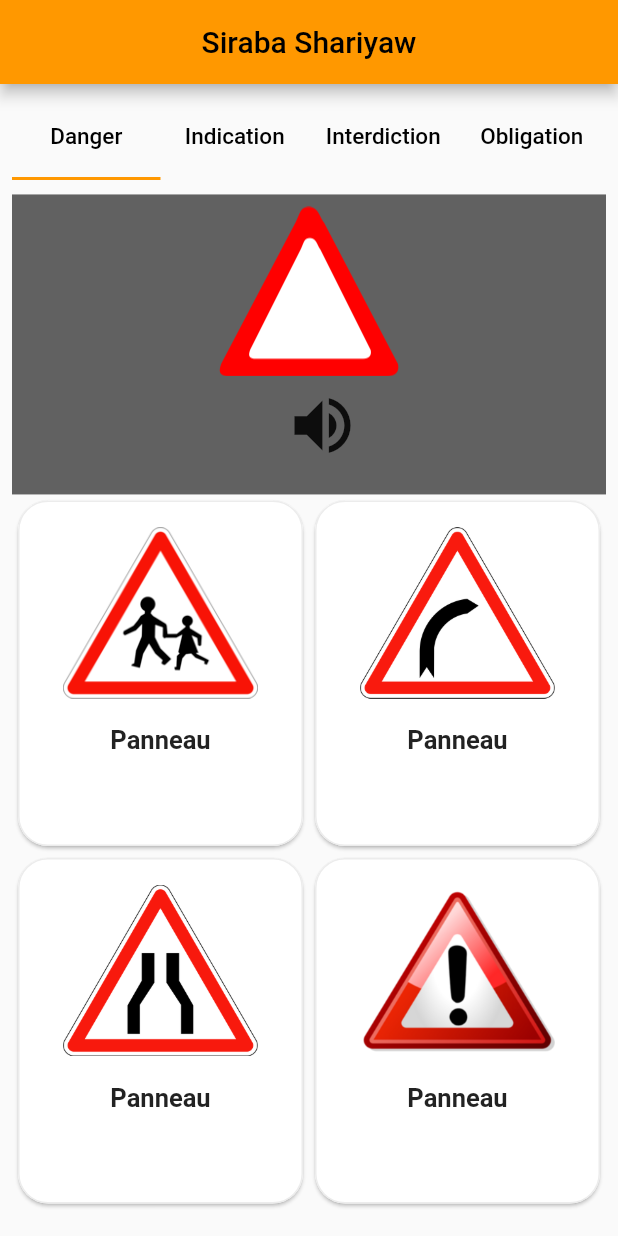
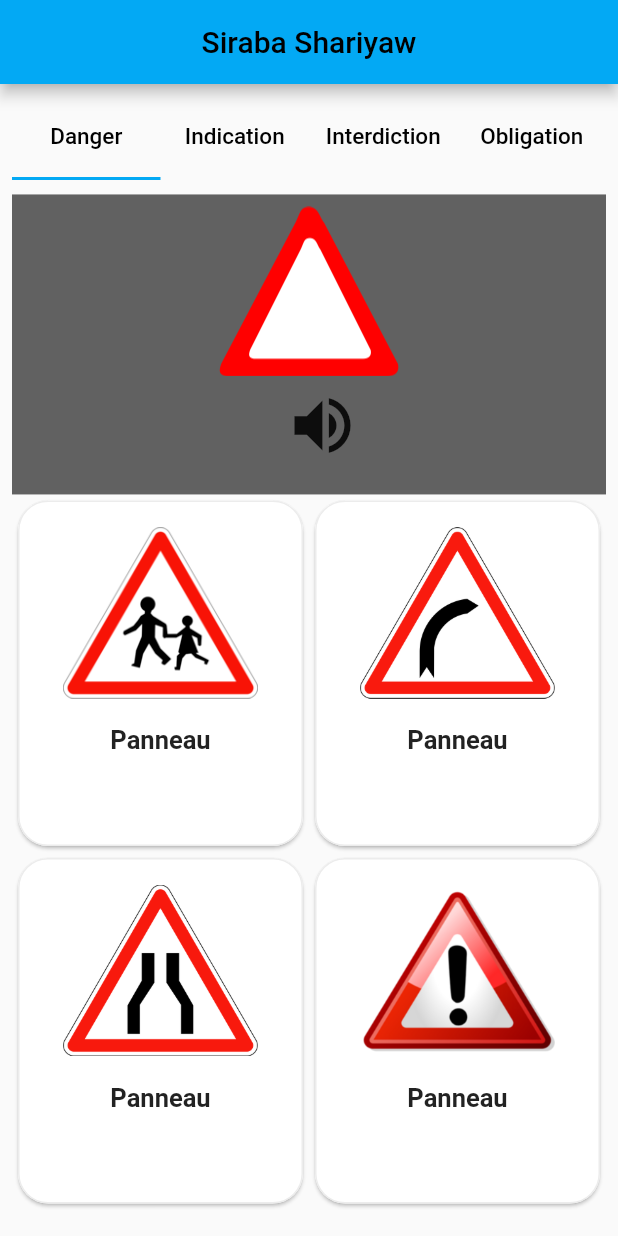
Before and after one commit to Soulteymane/siraba_shariyaw, a Flutter app: the screen it shows after launch, on a phone screen of 412 x 824 dp. Run offline on Flutter 3.47's test engine with Material 2 defaults, Android fonts, the phone set to English and light mode, and no system bars; drawn by our look-alikes of contained_tab_bar_view.

Commit message:
"update"

```diff
--- a/lib/categoryPage/Popup_Pages.dart
+++ b/lib/categoryPage/Popup_Pages.dart
@@ -1,5 +1,4 @@
 import 'package:flutter/material.dart';
-import 'package:rflutter_alert/rflutter_alert.dart';
 
 Widget Cat1A1() {
   return Container(
--- a/lib/categoryPage/cat2.dart
+++ b/lib/categoryPage/cat2.dart
@@ -1,5 +1,5 @@
 import 'package:flutter/material.dart';
-import 'package:rflutter_alert/rflutter_alert.dart';
+
 import 'package:siraba_shariyaw/cardPanneau.dart';
 import 'package:siraba_shariyaw/categoryPage/Popup_Pages.dart';
 
--- a/lib/categoryPage/cat4.dart
+++ b/lib/categoryPage/cat4.dart
@@ -37,7 +37,7 @@ class _cat4State extends State<cat4> {
                     Center(
                       child: Image.asset(
                         'assets/images/obligations/obligation.png',
-                        scale: 1.5,
+                        scale: 4,
                       ),
                     ),
                     Center(
--- a/lib/main.dart
+++ b/lib/main.dart
@@ -22,7 +22,7 @@ class MyApp extends StatelessWidget {
         // or simply save your changes to "hot reload" in a Flutter IDE).
         // Notice that the counter didn't reset back to zero; the application
         // is not restarted.
-        primarySwatch: Colors.orange,
+        primarySwatch: Colors.lightBlue,
       ),
       home: acceuil(),
     );
```
Also changed, not shown: pubspec.yaml (+18 -4 lines), assets/images/1493.jpg (added), assets/images/obligations/1.png, pubspec.lock.
